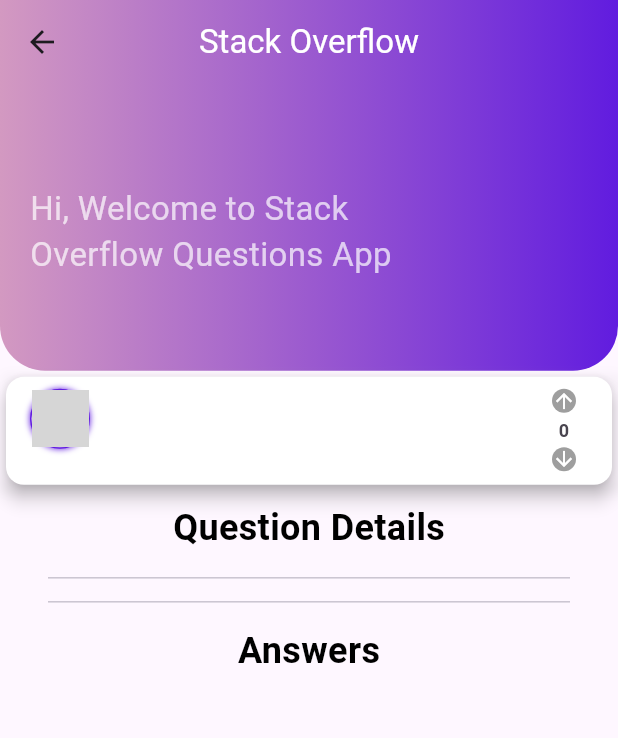
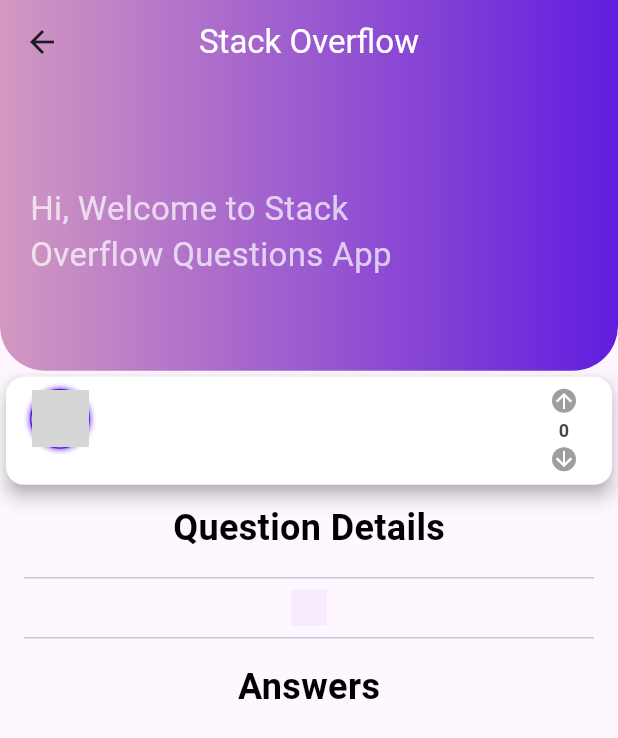
Before and after one commit to husseinmrba/questions_app_flutter, a Flutter app: the QuestionDetailsView screen opened directly with empty values, on a phone screen of 412 x 824 dp. Shown: the top 738 px of the screen. Run offline on Flutter 3.47's test engine with Material 3 defaults, Android fonts, the phone set to English and light mode, and no system bars; our stand-ins replace bloc, connectivity_plus, flutter_bloc, flutter_spinkit, flutter_widget_from_html, sqflite; missing offline and left inert: show_toast_when_fetch_data_api; accounts and stored records are empty; network calls fail; grey boxes are pictures that could not be loaded.

Commit message:
add background color to body question in details view

```diff
--- a/lib/views/question_details_view.dart
+++ b/lib/views/question_details_view.dart
@@ -21,12 +21,6 @@ class _QuestionDetailsViewState extends State<QuestionDetailsView> {
     super.initState();
   }
 
-  late QuestionModel question;
-  @override
-  void initState() {
-    super.initState();
-  }
-
   @override
   Widget build(BuildContext context) {
     question = ModalRoute.of(context)!.settings.arguments as QuestionModel;
@@ -39,7 +33,7 @@ class _QuestionDetailsViewState extends State<QuestionDetailsView> {
           ),
           Expanded(
             child: Padding(
-              padding: const EdgeInsets.symmetric(horizontal: 32),
+              padding: const EdgeInsets.symmetric(horizontal: 16),
               child: SingleChildScrollView(
                 child: Column(
                   children: [
@@ -47,10 +41,14 @@ class _QuestionDetailsViewState extends State<QuestionDetailsView> {
                       title: 'Question Details',
                     ),
                     Divider(),
-                    HtmlWidget(
-                      question.body,
-                      textStyle: TextStyle(
-                        fontSize: 12,
+                    Container(
+                      color: Color(0xff611cdf).withOpacity(0.05),
+                      padding: EdgeInsets.all(12),
+                      child: HtmlWidget(
+                        question.body,
+                        textStyle: TextStyle(
+                          fontSize: 12,
+                        ),
                       ),
                     ),
                     Divider(),
```
